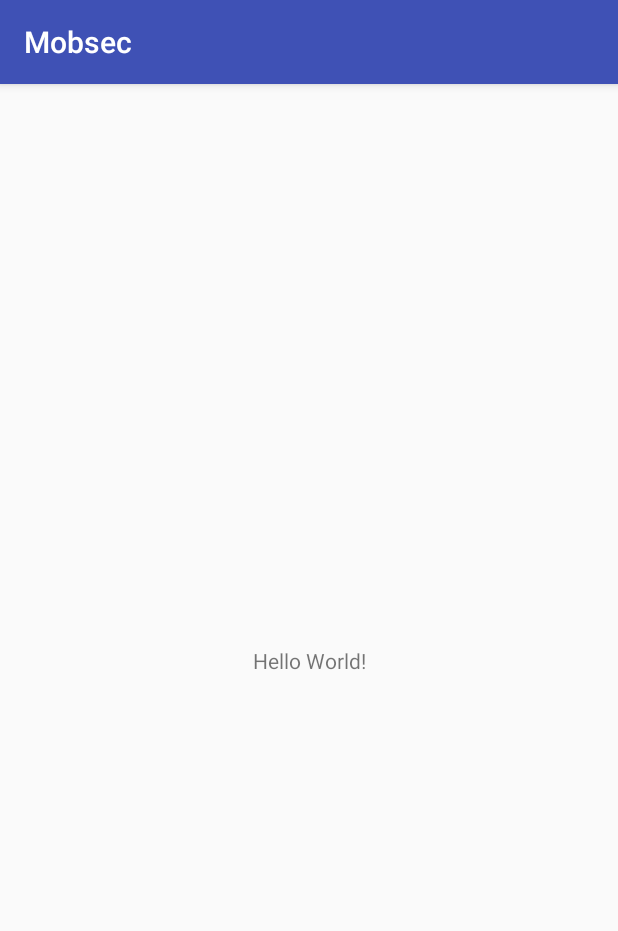
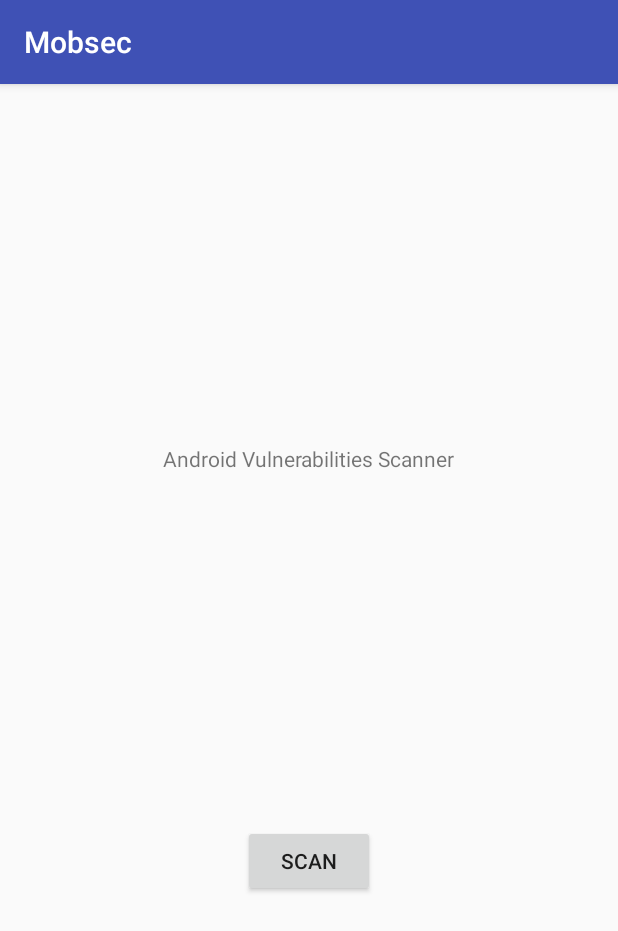
Before and after one commit to dsjlzh/Mobsec, an Android app: the screen it shows after launch (MainActivity), on a phone screen of 412 x 824 dp. Shown: the top 931 px of the screen. Run offline under Robolectric (Android 15) with nearby library versions, the phone set to English and light mode, and no system bars; 1 statement that could not run was skipped.

Commit message:
Init layout

```diff
--- a/src/main/AndroidManifest.xml
+++ b/src/main/AndroidManifest.xml
@@ -11,7 +11,6 @@
         <activity android:name=".MainActivity">
             <intent-filter>
                 <action android:name="android.intent.action.MAIN" />
-
                 <category android:name="android.intent.category.LAUNCHER" />
             </intent-filter>
         </activity>
--- a/src/main/kotlin/com/gerald/mobsec/MainActivity.kt
+++ b/src/main/kotlin/com/gerald/mobsec/MainActivity.kt
@@ -2,11 +2,25 @@ package com.gerald.mobsec
 
 import android.support.v7.app.AppCompatActivity
 import android.os.Bundle
+import android.text.*
+import android.text.InputType.TYPE_CLASS_TEXT
+import android.text.InputType.TYPE_TEXT_VARIATION_PASSWORD
+import android.view.Gravity
+import android.widget.Button
+import android.widget.EditText
+import org.jetbrains.anko.*
+import org.jetbrains.anko.sdk25.coroutines.onClick
+
+import kotlinx.android.synthetic.main.activity_main.*
 
 class MainActivity : AppCompatActivity() {
 
     override fun onCreate(savedInstanceState: Bundle?) {
         super.onCreate(savedInstanceState)
         setContentView(R.layout.activity_main)
+
+        btn_scan.onClick {
+            toast("Scan start (fake)")
+        }
     }
 }
--- a/src/main/res/layout/activity_main.xml
+++ b/src/main/res/layout/activity_main.xml
@@ -10,10 +10,24 @@
     <TextView
         android:layout_width="wrap_content"
         android:layout_height="wrap_content"
-        android:text="Hello World!"
+        android:id="@+id/dashboard"
+        android:text="@string/description"
         app:layout_constraintBottom_toBottomOf="@+id/activity_main"
         app:layout_constraintLeft_toLeftOf="@+id/activity_main"
         app:layout_constraintRight_toRightOf="@+id/activity_main"
-        app:layout_constraintTop_toTopOf="@+id/activity_main" />
+        app:layout_constraintTop_toTopOf="@+id/activity_main"
+        app:layout_constraintHorizontal_bias="0.501"
+        app:layout_constraintVertical_bias="0.321" />
+
+    <Button
+        android:id="@+id/btn_scan"
+        android:layout_width="wrap_content"
+        android:layout_height="wrap_content"
+        android:text="@string/scan_start"
+        app:layout_constraintBottom_toBottomOf="parent"
+        app:layout_constraintLeft_toLeftOf="parent"
+        app:layout_constraintRight_toRightOf="parent"
+        android:layout_marginTop="8dp"
+        app:layout_constraintTop_toBottomOf="@+id/dashboard" />
 
 </android.support.constraint.ConstraintLayout>
--- a/src/main/res/values/strings.xml
+++ b/src/main/res/values/strings.xml
@@ -1,3 +1,6 @@
 <resources>
     <string name="app_name">Mobsec</string>
+    <string name="description">Android Vulnerabilities Scanner</string>
+    <string name="scan_start">Scan</string>
+    <string name="scan_stop">Stop</string>
 </resources>
```
